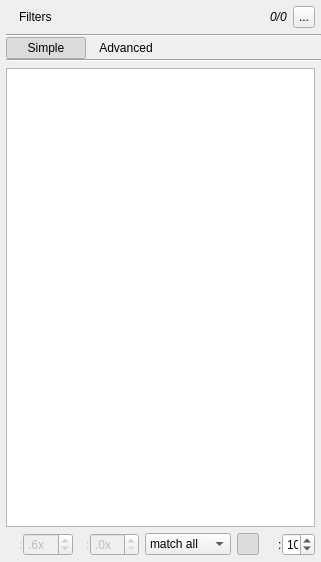
Old version of the form src/DiscoveryArea/ui/filters_panel.ui in the repository eidora-desktop/EIDORA.
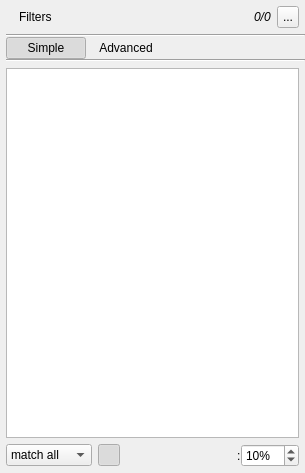
New version of the form. Icons and pictures are not drawn.

```diff
--- a/src/DiscoveryArea/ui/filters_panel.ui
+++ b/src/DiscoveryArea/ui/filters_panel.ui
@@ -6,8 +6,8 @@
    <rect>
     <x>0</x>
     <y>0</y>
-    <width>312</width>
-    <height>562</height>
+    <width>305</width>
+    <height>473</height>
    </rect>
   </property>
   <property name="sizePolicy">
@@ -389,186 +389,6 @@
              <property name="bottomMargin">
               <number>0</number>
              </property>
-             <item alignment="Qt::AlignmentFlag::AlignLeft">
-              <widget class="QWidget" name="panel_filtered_point_size" native="true">
-               <property name="enabled">
-                <bool>false</bool>
-               </property>
-               <property name="visible">
-                <bool>false</bool>
-               </property>
-               <property name="surfaceRole" stdset="0">
-                <string>panel</string>
-               </property>
-               <layout class="QHBoxLayout" name="layout_horizontal_layout_3">
-                <property name="spacing">
-                 <number>0</number>
-                </property>
-                <property name="leftMargin">
-                 <number>6</number>
-                </property>
-                <property name="topMargin">
-                 <number>0</number>
-                </property>
-                <property name="rightMargin">
-                 <number>0</number>
-                </property>
-                <property name="bottomMargin">
-                 <number>0</number>
-                </property>
-                <item>
-                 <widget class="QLabel" name="label_filtered_point_size_icon">
-                  <property name="toolTip">
-                   <string>filtered point size</string>
-                  </property>
-                  <property name="text">
-                   <string/>
-                  </property>
-                  <property name="pixmap">
-                   <pixmap>../../shared/icons/material/point_size.svg</pixmap>
-                  </property>
-                  <property name="iconName" stdset="0">
-                   <string>point_size</string>
-                  </property>
-                  <property name="iconSize" stdset="0">
-                   <number>20</number>
-                  </property>
-                 </widget>
-                </item>
-                <item>
-                 <widget class="QLabel" name="label_filtered_point_size_separator">
-                  <property name="text">
-                   <string>:</string>
-                  </property>
-                 </widget>
-                </item>
-                <item>
-                 <widget class="QSpinBox" name="spin_filtered_point_size">
-                  <property name="sizePolicy">
-                   <sizepolicy hsizetype="Fixed" vsizetype="Fixed">
-                    <horstretch>0</horstretch>
-                    <verstretch>0</verstretch>
-                   </sizepolicy>
-                  </property>
-                  <property name="minimumSize">
-                   <size>
-                    <width>0</width>
-                    <height>0</height>
-                   </size>
-                  </property>
-                  <property name="suffix">
-                   <string>x</string>
-                  </property>
-                  <property name="prefix">
-                   <string>.</string>
-                  </property>
-                  <property name="maximum">
-                   <number>10</number>
-                  </property>
-                  <property name="value">
-                   <number>6</number>
-                  </property>
-                 </widget>
-                </item>
-               </layout>
-              </widget>
-             </item>
-             <item alignment="Qt::AlignmentFlag::AlignLeft">
-              <widget class="QWidget" name="panel_filtered_border_width" native="true">
-               <property name="enabled">
-                <bool>false</bool>
-               </property>
-               <property name="minimumSize">
-                <size>
-                 <width>60</width>
-                 <height>0</height>
-                </size>
-               </property>
-               <property name="visible">
-                <bool>false</bool>
-               </property>
-               <property name="surfaceRole" stdset="0">
-                <string>panel</string>
-               </property>
-               <layout class="QHBoxLayout" name="layout_horizontal_layout_5">
-                <property name="spacing">
-                 <number>0</number>
-                </property>
-                <property name="leftMargin">
-                 <number>0</number>
-                </property>
-                <property name="topMargin">
-                 <number>0</number>
-                </property>
-                <property name="rightMargin">
-                 <number>0</number>
-                </property>
-                <property name="bottomMargin">
-                 <number>0</number>
-                </property>
-                <item>
-                 <widget class="QLabel" name="label_filtered_border_width_icon">
-                  <property name="sizePolicy">
-                   <sizepolicy hsizetype="Fixed" vsizetype="Preferred">
-                    <horstretch>0</horstretch>
-                    <verstretch>0</verstretch>
-                   </sizepolicy>
-                  </property>
-                  <property name="toolTip">
-                   <string>border width</string>
-                  </property>
-                  <property name="text">
-                   <string/>
-                  </property>
-                  <property name="pixmap">
-                   <pixmap>../../shared/icons/material/line_width.svg</pixmap>
-                  </property>
-                  <property name="iconName" stdset="0">
-                   <string>line_width</string>
-                  </property>
-                  <property name="iconSize" stdset="0">
-                   <number>20</number>
-                  </property>
-                 </widget>
-                </item>
-                <item>
-                 <widget class="QLabel" name="label_filtered_border_width_separator">
-                  <property name="text">
-                   <string>:</string>
-                  </property>
-                 </widget>
-                </item>
-                <item>
-                 <widget class="QSpinBox" name="spin_border_width">
-                  <property name="sizePolicy">
-                   <sizepolicy hsizetype="Fixed" vsizetype="Fixed">
-                    <horstretch>0</horstretch>
-                    <verstretch>0</verstretch>
-                   </sizepolicy>
-                  </property>
-                  <property name="minimumSize">
-                   <size>
-                    <width>0</width>
-                    <height>0</height>
-                   </size>
-                  </property>
-                  <property name="suffix">
-                   <string>x</string>
-                  </property>
-                  <property name="prefix">
-                   <string>.</string>
-                  </property>
-                  <property name="maximum">
-                   <number>10</number>
-                  </property>
-                  <property name="displayIntegerBase">
-                   <number>10</number>
-                  </property>
-                 </widget>
-                </item>
-               </layout>
-              </widget>
-             </item>
              <item>
               <widget class="QComboBox" name="combo_matching">
                <item>
@@ -690,7 +510,7 @@
                   </property>
                  </widget>
                 </item>
-                <item>
+                <item alignment="Qt::AlignmentFlag::AlignVCenter">
                  <widget class="QSpinBox" name="spin_filtered_point_opacity">
                   <property name="sizePolicy">
                    <sizepolicy hsizetype="Fixed" vsizetype="Fixed">
```
Left out of the diff: 24 changed lines with no effect on the pictures.
